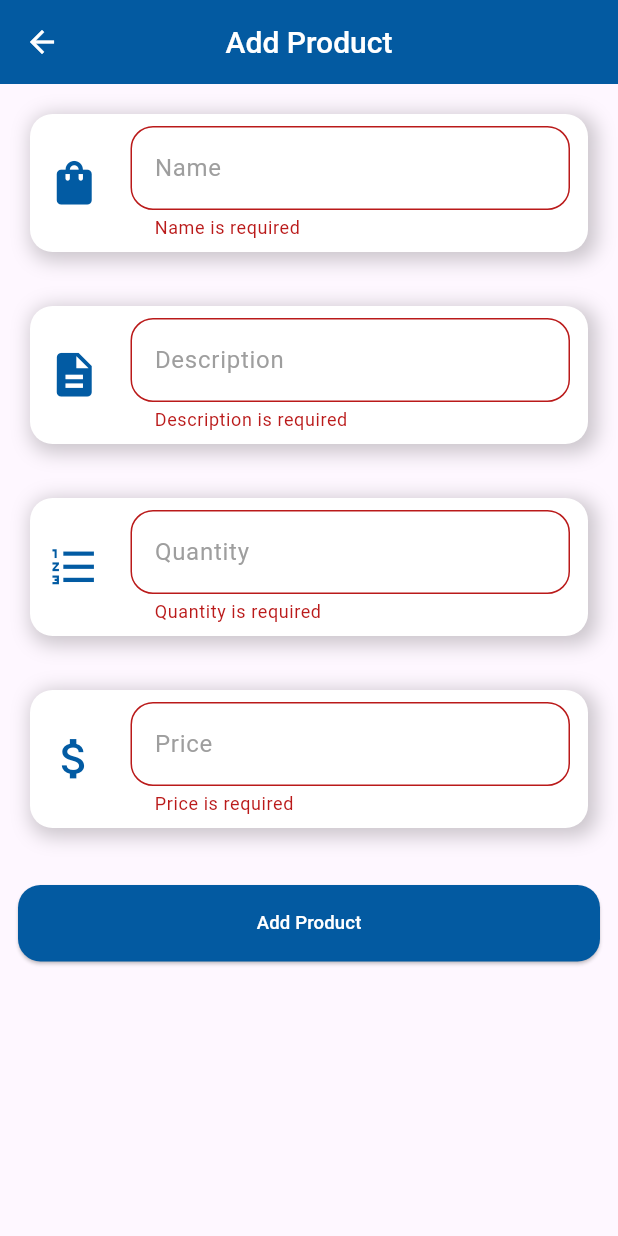
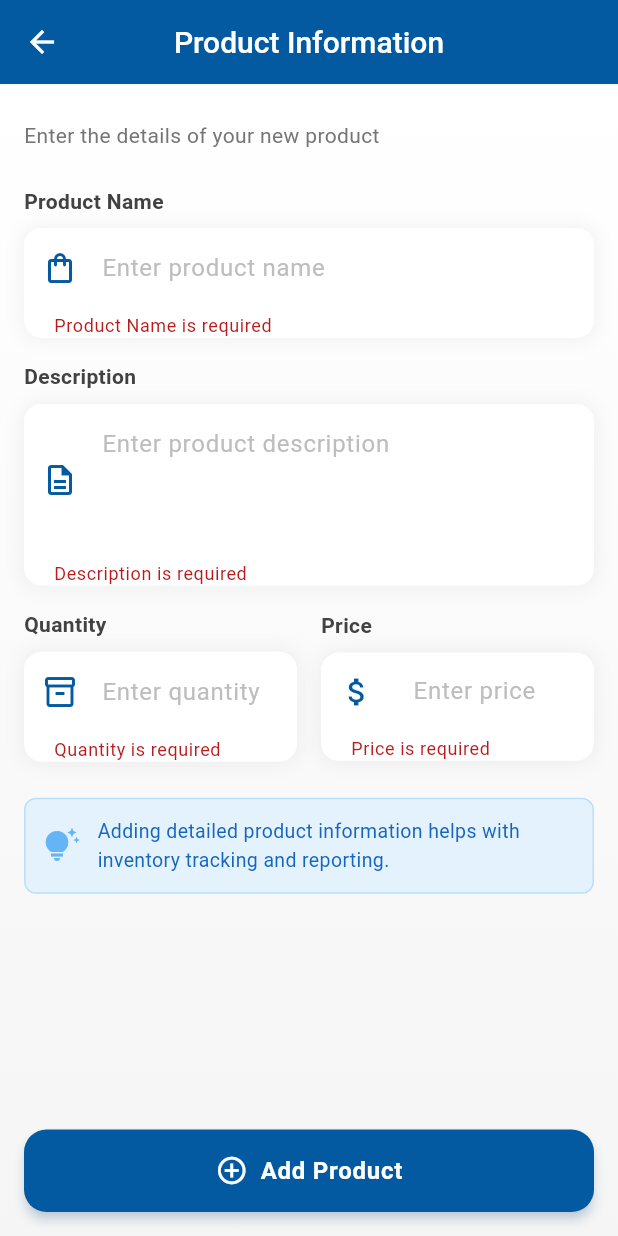
Before and after one commit to jincykp/stockflow, a Flutter app: the AddProduct screen opened directly, after a tap on "Add Product", on a phone screen of 412 x 824 dp. Run offline on Flutter 3.47's test engine with Material 3 defaults, Android fonts, the phone set to English and light mode, and no system bars; our stand-ins replace cloud_firestore, firebase_auth, firebase_core, shared_preferences; accounts and stored records are empty.

Commit message:
Improved layout and styling for better user experience

```diff
--- a/lib/views/screens/add_product.dart
+++ b/lib/views/screens/add_product.dart
@@ -4,10 +4,7 @@ import 'package:stockflow/repositories/product_repositories.dart';
 import 'package:cloud_firestore/cloud_firestore.dart';
 import 'package:stockflow/model/product_model.dart';
 import 'package:stockflow/utils/theme/colors.dart';
-import 'package:stockflow/utils/theme/spacing.dart';
 import 'package:stockflow/views/widgets/custom_appbar.dart';
-import 'package:stockflow/views/widgets/custom_buttons.dart';
-import 'package:stockflow/views/widgets/signup_textfields.dart';
 import 'package:stockflow/views/screens/home_page.dart';
 
 class AddProduct extends StatefulWidget {
@@ -24,59 +21,239 @@ class _AddProductState extends State<AddProduct> {
   final priceController = TextEditingController();
   final GlobalKey<FormState> _formKey = GlobalKey<FormState>();
 
-  bool _isLoading = false; // Track loading state
+  bool _isLoading = false;
 
   @override
   Widget build(BuildContext context) {
-    double screenWidth = MediaQuery.of(context).size.width;
-    double screenHeight = MediaQuery.of(context).size.height;
-
     return Scaffold(
-      appBar: CustomAppBar(title: 'Add Product'),
-      body: Padding(
-        padding: const EdgeInsets.all(12.0),
-        child: SingleChildScrollView(
+      appBar: CustomAppBar(title: 'Product Information'),
+      body: Container(
+        decoration: BoxDecoration(
+          gradient: LinearGradient(
+            begin: Alignment.topCenter,
+            end: Alignment.bottomCenter,
+            colors: [Colors.white, Color(0xFFF5F5F5)],
+          ),
+        ),
+        child: SafeArea(
+          child: Padding(
+            padding: const EdgeInsets.all(16.0),
             child: Form(
               key: _formKey,
               child: Column(
+                crossAxisAlignment: CrossAxisAlignment.start,
                 children: [
-                _buildContainer(
-                    icon: Icons.shopping_bag,
-                    hintText: "Name",
-                    controller: nameController),
-                Spacing.heightsecond,
-                _buildContainer(
-                    icon: Icons.description,
-                    hintText: "Description",
-                    controller: descriptionController),
-                Spacing.heightsecond,
-                _buildContainer(
-                    icon: Icons.format_list_numbered,
-                    hintText: "Quantity",
+                  SizedBox(height: 8),
+                  Text(
+                    "Enter the details of your new product",
+                    style: TextStyle(
+                      fontSize: 14,
+                      color: Colors.grey[600],
+                    ),
+                  ),
+                  SizedBox(height: 24),
+
+                  // Form Fields
+                  Expanded(
+                    child: SingleChildScrollView(
+                      physics: BouncingScrollPhysics(),
+                      child: Column(
+                        children: [
+                          _buildInputField(
+                            label: "Product Name",
+                            icon: Icons.shopping_bag_outlined,
+                            controller: nameController,
+                            hintText: "Enter product name",
+                          ),
+                          SizedBox(height: 16),
+
+                          _buildInputField(
+                            label: "Description",
+                            icon: Icons.description_outlined,
+                            controller: descriptionController,
+                            hintText: "Enter product description",
+                            maxLines: 3,
+                          ),
+                          SizedBox(height: 16),
+
+                          // Two columns layout for quantity and price
+                          Row(
+                            children: [
+                              Expanded(
+                                child: _buildInputField(
+                                  label: "Quantity",
+                                  icon: Icons.inventory_2_outlined,
                                   controller: quantityController,
-                    keyboardType: TextInputType.number),
-                Spacing.heightsecond,
-                _buildContainer(
+                                  hintText: "Enter quantity",
+                                  keyboardType: TextInputType.number,
+                                  prefixText: "",
+                                ),
+                              ),
+                              SizedBox(width: 16),
+                              Expanded(
+                                child: _buildInputField(
+                                  label: "Price",
                                   icon: Icons.attach_money,
-                    hintText: "Price",
                                   controller: priceController,
-                    keyboardType: TextInputType.number),
-                Spacing.heightthird,
+                                  hintText: "Enter price",
+                                  keyboardType: TextInputType.number,
+                                  prefixText: "\$",
+                                ),
+                              ),
+                            ],
+                          ),
+                          SizedBox(height: 24),
 
-                // Custom Button with Loading State
-                _isLoading
-                    ? CircularProgressIndicator()
-                    : CustomButtons(
-                        text: "Add Product",
-                        onPressed: _addProduct,
-                        backgroundColor: AppColors.primaryColor,
-                        textColor: AppColors.textColor,
-                        screenWidth: screenWidth,
-                        screenHeight: screenHeight,
+                          // Add some tips
+                          Container(
+                            padding: EdgeInsets.all(12),
+                            decoration: BoxDecoration(
+                              color: Colors.blue[50],
+                              borderRadius: BorderRadius.circular(8),
+                              border: Border.all(color: Colors.blue[100]!),
+                            ),
+                            child: Row(
+                              children: [
+                                Icon(Icons.tips_and_updates,
+                                    color: Colors.blue[300]),
+                                SizedBox(width: 12),
+                                Expanded(
+                                  child: Text(
+                                    "Adding detailed product information helps with inventory tracking and reporting.",
+                                    style: TextStyle(
+                                      color: Colors.blue[800],
+                                      fontSize: 13,
+                                    ),
+                                  ),
                                 ),
                               ],
                             ),
                           ),
+                        ],
+                      ),
+                    ),
+                  ),
+
+                  // Add Product Button
+                  SizedBox(height: 16),
+                  _buildAddButton(),
+                ],
+              ),
+            ),
+          ),
+        ),
+      ),
+    );
+  }
+
+  Widget _buildInputField({
+    required String label,
+    required IconData icon,
+    required TextEditingController controller,
+    required String hintText,
+    TextInputType keyboardType = TextInputType.text,
+    int maxLines = 1,
+    String prefixText = "",
+  }) {
+    return Column(
+      crossAxisAlignment: CrossAxisAlignment.start,
+      children: [
+        Text(
+          label,
+          style: TextStyle(
+            fontWeight: FontWeight.w600,
+            fontSize: 14,
+            color: Colors.grey[800],
+          ),
+        ),
+        SizedBox(height: 8),
+        Container(
+          decoration: BoxDecoration(
+            color: AppColors.textColor,
+            borderRadius: BorderRadius.circular(12),
+            boxShadow: [
+              BoxShadow(
+                color: Colors.black.withOpacity(0.05),
+                blurRadius: 10,
+                spreadRadius: 1,
+              ),
+            ],
+          ),
+          child: TextFormField(
+            controller: controller,
+            keyboardType: keyboardType,
+            maxLines: maxLines,
+            decoration: InputDecoration(
+              hintText: hintText,
+              prefixText: prefixText,
+              prefixIcon: Icon(icon, color: AppColors.primaryColor),
+              border: OutlineInputBorder(
+                borderRadius: BorderRadius.circular(12),
+                borderSide: BorderSide.none,
+              ),
+              filled: true,
+              fillColor: AppColors.textColor,
+              contentPadding:
+                  EdgeInsets.symmetric(horizontal: 16, vertical: 14),
+              hintStyle: TextStyle(color: Colors.grey[400]),
+            ),
+            validator: (value) {
+              if (value == null || value.isEmpty) {
+                return "$label is required";
+              }
+              if (label == "Price" && double.tryParse(value) == null) {
+                return "Please enter a valid price";
+              }
+              if (label == "Quantity" && int.tryParse(value) == null) {
+                return "Please enter a valid quantity";
+              }
+              return null;
+            },
+          ),
+        ),
+      ],
+    );
+  }
+
+  Widget _buildAddButton() {
+    return SizedBox(
+      width: double.infinity,
+      height: 55,
+      child: ElevatedButton(
+        onPressed: _isLoading ? null : _addProduct,
+        style: ElevatedButton.styleFrom(
+          backgroundColor: AppColors.primaryColor,
+          foregroundColor: AppColors.textColor,
+          elevation: 3,
+          shadowColor: AppColors.primaryColor.withOpacity(0.4),
+          shape: RoundedRectangleBorder(
+            borderRadius: BorderRadius.circular(15),
+          ),
+        ),
+        child: _isLoading
+            ? SizedBox(
+                height: 24,
+                width: 24,
+                child: CircularProgressIndicator(
+                  strokeWidth: 2.5,
+                  valueColor:
+                      AlwaysStoppedAnimation<Color>(AppColors.textColor),
+                ),
+              )
+            : Row(
+                mainAxisAlignment: MainAxisAlignment.center,
+                children: [
+                  Icon(Icons.add_circle_outline, size: 22),
+                  SizedBox(width: 8),
+                  Text(
+                    "Add Product",
+                    style: TextStyle(
+                      fontSize: 16,
+                      fontWeight: FontWeight.bold,
+                      letterSpacing: 0.5,
+                    ),
+                  ),
+                ],
               ),
       ),
     );
@@ -90,16 +267,14 @@ class _AddProductState extends State<AddProduct> {
       // Get current user ID from Firebase Auth
       final currentUser = FirebaseAuth.instance.currentUser;
       if (currentUser == null) {
-        ScaffoldMessenger.of(context).showSnackBar(
-          SnackBar(content: Text("User not authenticated!")),
-        );
+        _showErrorSnackBar("User not authenticated!");
         setState(() => _isLoading = false);
         return;
       }
 
       final newProduct = ProductModel(
-        id: DateTime.now().millisecondsSinceEpoch.toString(), // Unique ID
-        userId: currentUser.uid, // Add the current user's ID here
+        id: DateTime.now().millisecondsSinceEpoch.toString(),
+        userId: currentUser.uid,
         name: nameController.text.trim(),
         description: descriptionController.text.trim(),
         quantity: int.parse(quantityController.text.trim()),
@@ -109,68 +284,57 @@ class _AddProductState extends State<AddProduct> {
 
       try {
         await ProductRepository().addProduct(newProduct);
+        _showSuccessSnackBar("Product added successfully!");
 
-        // ✅ Navigate back to Home Page after adding product
+        // Navigate back to Home Page after adding product
+        Future.delayed(Duration(seconds: 1), () {
           Navigator.pushReplacement(
             context,
             MaterialPageRoute(builder: (context) => HomePage()),
           );
+        });
       } catch (e) {
         debugPrint("Error adding product: $e");
-        ScaffoldMessenger.of(context).showSnackBar(
-          SnackBar(content: Text("Failed to add product!")),
-        );
+        _showErrorSnackBar("Failed to add product!");
       } finally {
         setState(() => _isLoading = false);
       }
     }
   }
 
-  /// ✅ Reusable Input Field Container
-  Widget _buildContainer({
-    required IconData icon,
-    required String hintText,
-    required TextEditingController controller,
-    TextInputType keyboardType = TextInputType.text,
-  }) {
-    return Padding(
-      padding: const EdgeInsets.all(8.0),
-      child: Container(
-        decoration: BoxDecoration(
-          borderRadius: BorderRadius.circular(15),
-          boxShadow: [
-            BoxShadow(
-              color: Colors.black.withOpacity(0.2),
-              blurRadius: 10,
-              spreadRadius: 3,
-              offset: Offset(3, 3),
+  void _showSuccessSnackBar(String message) {
+    ScaffoldMessenger.of(context).showSnackBar(
+      SnackBar(
+        content: Row(
+          children: [
+            Icon(Icons.check_circle, color: AppColors.textColor),
+            SizedBox(width: 10),
+            Text(message),
+          ],
         ),
-          ],
-          color: Colors.white,
-        ),
-        padding: const EdgeInsets.symmetric(horizontal: 12, vertical: 8),
-        child: Row(
-          children: [
-            Icon(
-              icon,
-              size: 35,
-              color: AppColors.primaryShadeTwoColor,
-            ),
-            Spacing.widthSecond,
-            Expanded(
-              child: SignUpTextFields(
-                controller: controller,
-                keyboardType: keyboardType,
-                validator: (value) {
-                  if (value == null || value.isEmpty) {
-                    return "$hintText is required";
-                  }
-                  return null;
-                },
-                hintText: hintText,
+        backgroundColor: AppColors.successColor,
+        behavior: SnackBarBehavior.floating,
+        shape: RoundedRectangleBorder(
+          borderRadius: BorderRadius.circular(10),
         ),
       ),
+    );
+  }
+
+  void _showErrorSnackBar(String message) {
+    ScaffoldMessenger.of(context).showSnackBar(
+      SnackBar(
+        content: Row(
+          children: [
+            Icon(Icons.error, color: AppColors.textColor),
+            SizedBox(width: 10),
+            Text(message),
           ],
+        ),
+        backgroundColor: AppColors.warningColor,
+        behavior: SnackBarBehavior.floating,
+        shape: RoundedRectangleBorder(
+          borderRadius: BorderRadius.circular(10),
         ),
       ),
     );
```
Lines whose indentation alone changed are shown as unchanged.
